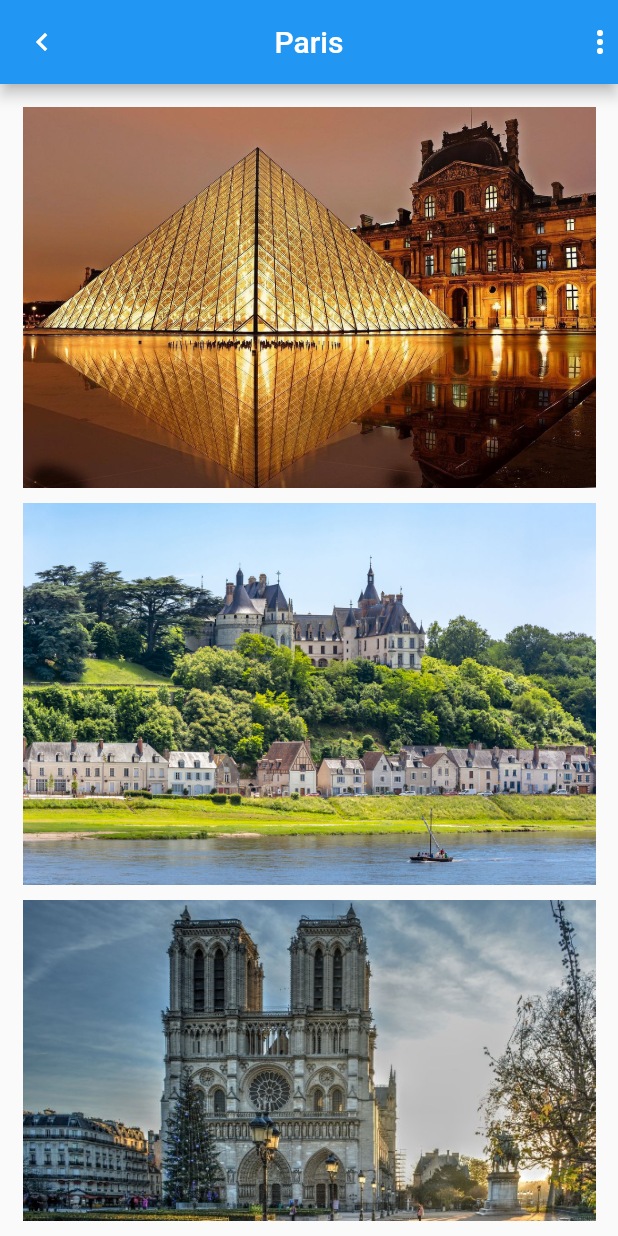
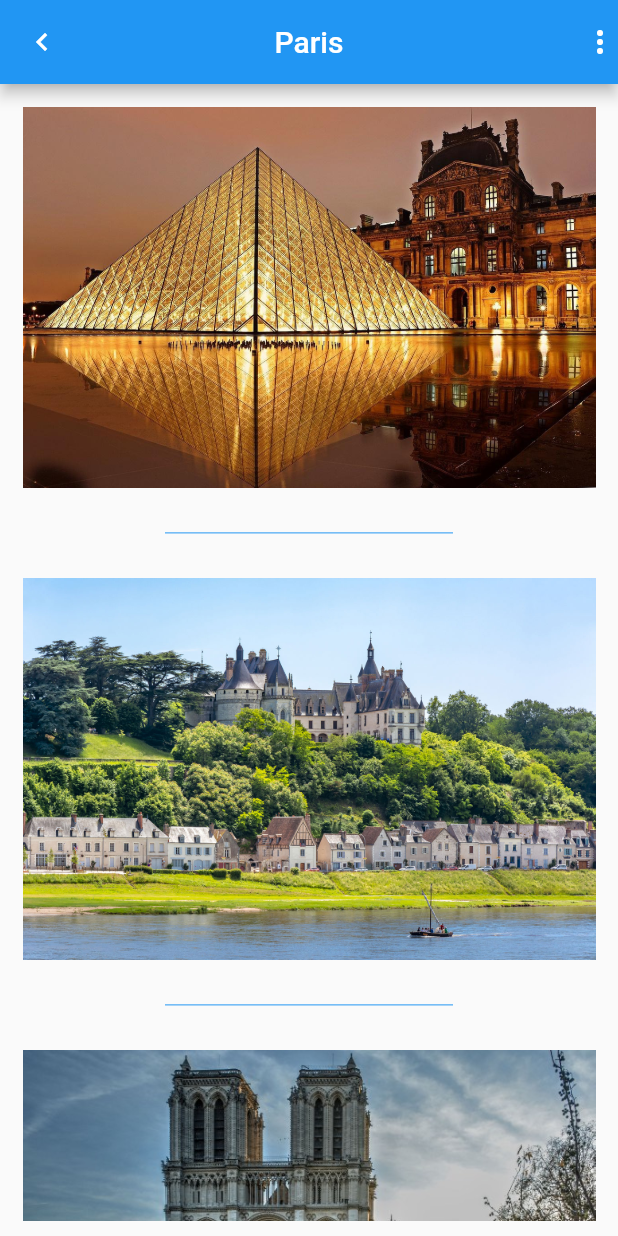
Before and after one commit to JunjieDev/flutter-MyTravel, a Flutter app: the screen it shows after launch, on a phone screen of 412 x 824 dp. Run offline on Flutter 3.47's test engine with Material 2 defaults, Android fonts, the phone set to English and light mode, and no system bars.

Commit message:
Upgrade : Card City -> separated

```diff
--- a/lib/view/city/city.dart
+++ b/lib/view/city/city.dart
@@ -27,10 +27,17 @@ class _CityState extends State<City> {
       ),
       body: Container(
         padding: const EdgeInsets.all(10),
-        child: ListView.builder(
+        child: ListView.separated(
           itemCount: widget.activities.length,
-          itemBuilder: (context, index) =>
-              ActivityCard(activity: widget.activities[index]),
+          itemBuilder: (context, index) => ActivityCard(
+            activity: widget.activities[index],
+          ),
+          separatorBuilder: (context, index) => const Divider(
+            color: Colors.blue,
+            endIndent: 100,
+            indent: 100,
+            height: 50,
+          ),
         ),
       ),
     );
```
